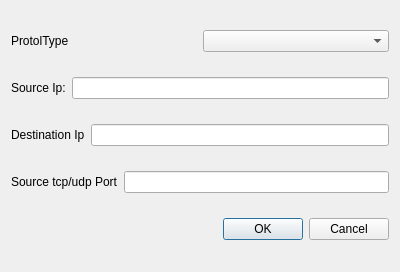
Above: v2/FDialog.ui from liquor233/Sniffer before the change. Below: the same form after it.
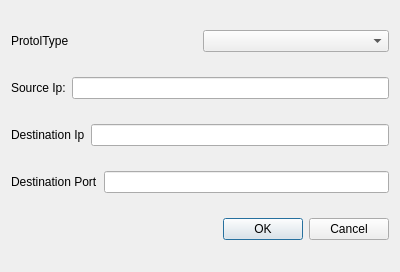
That is the form after the change.

```diff
--- a/v2/FDialog.ui
+++ b/v2/FDialog.ui
@@ -151,7 +151,7 @@
      <item>
       <widget class="QLabel" name="label_4">
        <property name="text">
-        <string>Source tcp/udp Port</string>
+        <string>Destination Port</string>
        </property>
        <property name="buddy">
         <cstring>Destinationport</cstring>
```
